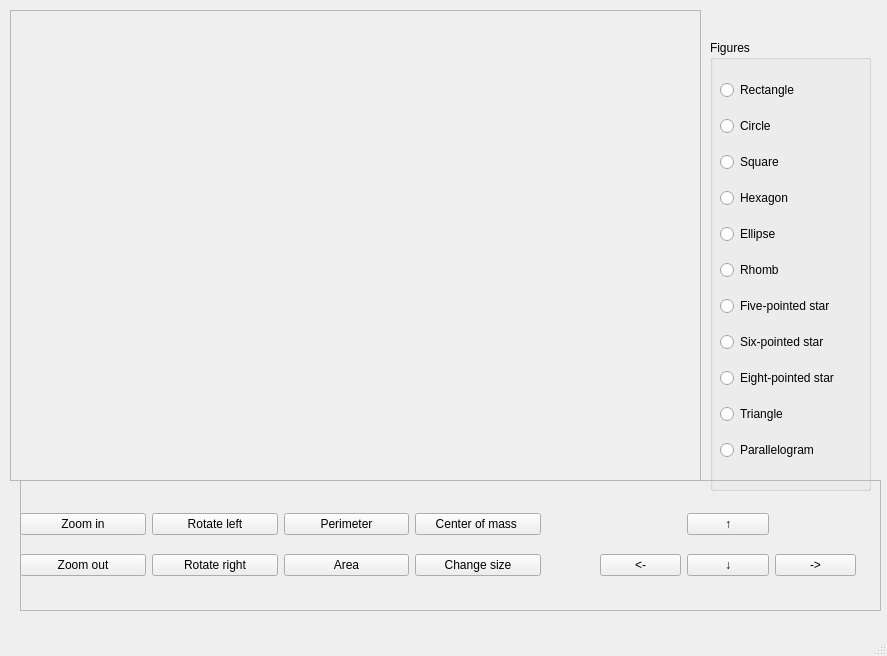
First picture: the form in 1lab/task2/mainwindow.ui, repository KiryaHandsome/labs_2term, before the edit.
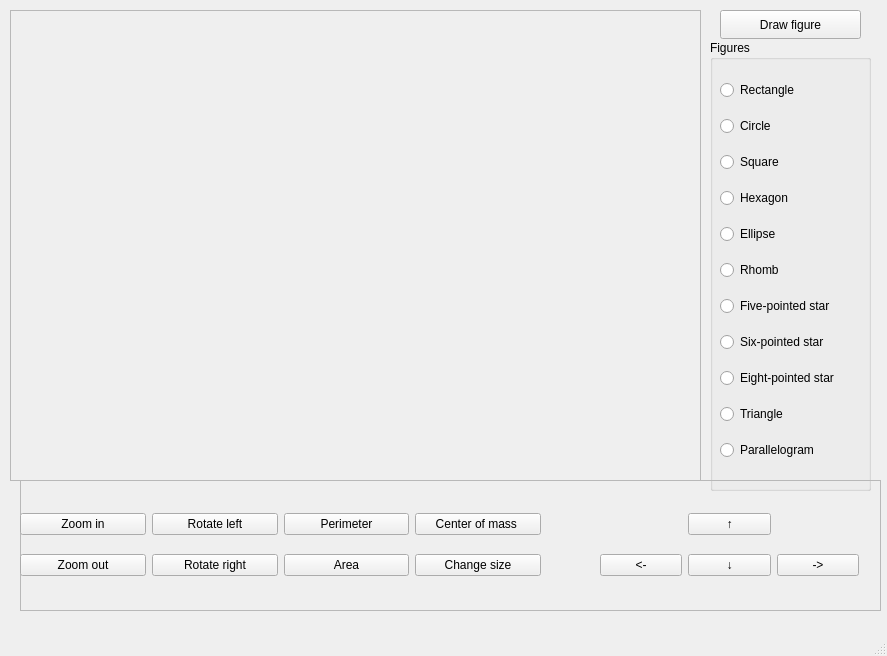
Second picture: the form after the edit.

Patch:
```diff
--- a/1lab/task2/mainwindow.ui
+++ b/1lab/task2/mainwindow.ui
@@ -213,7 +213,7 @@
       <rect>
        <x>580</x>
        <y>20</y>
-       <width>256</width>
+       <width>259</width>
        <height>91</height>
       </rect>
      </property>
@@ -265,6 +265,19 @@
      <enum>QFrame::Raised</enum>
     </property>
    </widget>
+   <widget class="QPushButton" name="drawFigureButton">
+    <property name="geometry">
+     <rect>
+      <x>720</x>
+      <y>10</y>
+      <width>141</width>
+      <height>29</height>
+     </rect>
+    </property>
+    <property name="text">
+     <string>Draw figure</string>
+    </property>
+   </widget>
   </widget>
   <widget class="QMenuBar" name="menubar">
    <property name="geometry">
```
